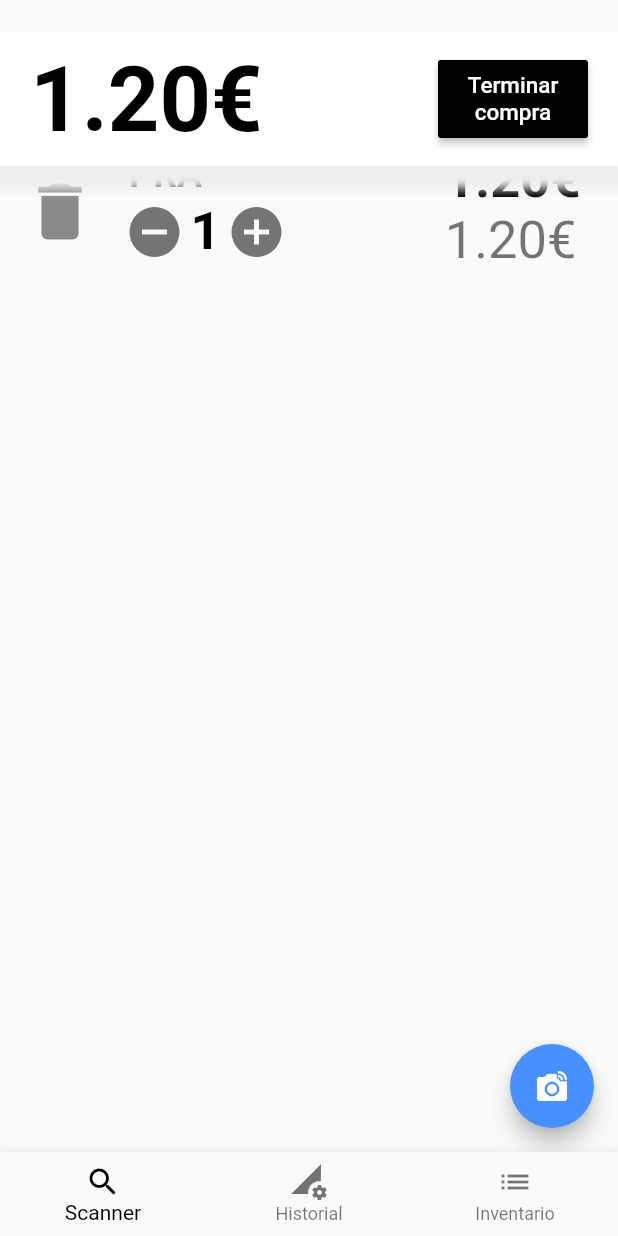
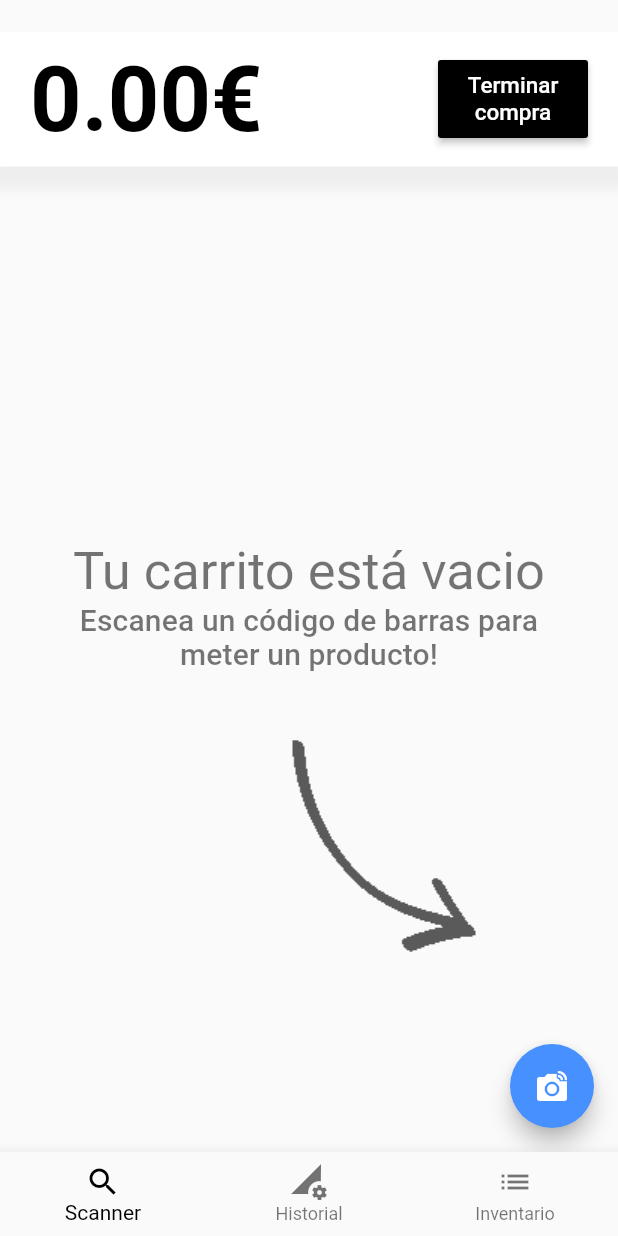
Before and after one commit to SergioMorenoAntequera/MyCashierClient, a Flutter app: the screen it shows after launch, after a tap on the "linked camera" icon, on a phone screen of 412 x 824 dp. Run offline on Flutter 3.47's test engine with Material 2 defaults, Android fonts, the phone set to English and light mode, and no system bars; missing offline and left inert: qrscan; accounts and stored records are empty.

```diff
--- a/lib/Views/ShoppingCart/ShoppingCart.dart
+++ b/lib/Views/ShoppingCart/ShoppingCart.dart
@@ -90,7 +90,7 @@ class _ShoppingCartState extends State<ShoppingCart> {
   Future _startScanning() async {
     // String barcode = await scanner.scan();
     // String barcode = "8412779230601";
-    String barcode = "11111";
+    String barcode = "111112";
 
     var fetchedProduct = await Product.fetchByBarcode(barcode);
 
@@ -103,7 +103,6 @@ class _ShoppingCartState extends State<ShoppingCart> {
           return new dialogs.AddProductDialog(
             context: context,
             barcodeToAdd: barcode,
-            addToTrolley: addToTrolley,
           );
         },
       );
--- a/lib/main.dart
+++ b/lib/main.dart
@@ -9,12 +9,7 @@ import 'Views/Controller.dart';
 void main() {
   runApp(
     ChangeNotifierProvider(
-      builder: (context) => Cart(bundles: [
-        new Bundle(
-          amount: 1,
-          product: new Product(barcode: "231", name: "PRA", price: 1.2),
-        )
-      ]),
+      builder: (context) => Cart(bundles: []),
       child: MyApp(),
     ),
   );
```
Also changed, not shown: lib/Widgets/Dialogs/AddProductDialog.dart (+4 -3 lines).
